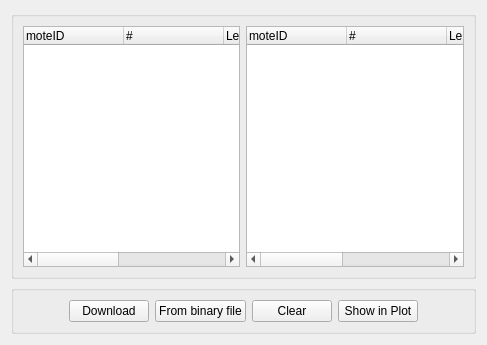
Above: tinyos-2.x/trunk/support/cpp/TestShimmer/src/SDataWidget.ui from baharev/szte-wsn-code before the change. Below: the same form after it.
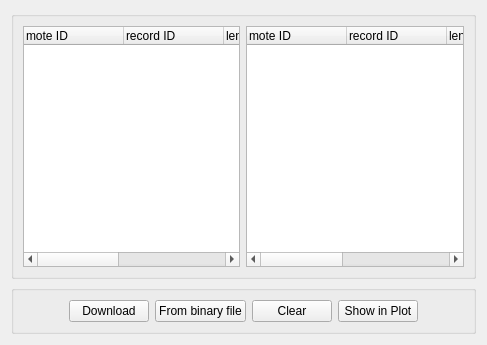
That is the form after the change.

Commit message: Minor adjustments of the label

Diff of the .ui file:
```diff
--- a/tinyos-2.x/trunk/support/cpp/TestShimmer/src/SDataWidget.ui
+++ b/tinyos-2.x/trunk/support/cpp/TestShimmer/src/SDataWidget.ui
@@ -29,27 +29,27 @@
           </property>
           <column>
            <property name="text">
-            <string notr="true">moteID</string>
+            <string notr="true">mote ID</string>
            </property>
           </column>
           <column>
            <property name="text">
-            <string>#</string>
+            <string>record ID</string>
            </property>
           </column>
           <column>
            <property name="text">
-            <string>Length</string>
+            <string>length</string>
            </property>
           </column>
           <column>
            <property name="text">
-            <string>TOR</string>
+            <string>recorded on</string>
            </property>
           </column>
           <column>
            <property name="text">
-            <string>TOD</string>
+            <string> downloaded on</string>
            </property>
           </column>
          </widget>
@@ -58,27 +58,27 @@
          <widget class="QTreeWidget" name="sdataRight">
           <column>
            <property name="text">
-            <string notr="true">moteID</string>
+            <string notr="true">mote ID</string>
            </property>
           </column>
           <column>
            <property name="text">
-            <string>#</string>
+            <string>record ID</string>
            </property>
           </column>
           <column>
            <property name="text">
-            <string>Length</string>
+            <string>length</string>
            </property>
           </column>
           <column>
            <property name="text">
-            <string>TOR</string>
+            <string>recorded on</string>
            </property>
           </column>
           <column>
            <property name="text">
-            <string>TOD</string>
+            <string>downloaded on</string>
            </property>
           </column>
          </widget>
```
